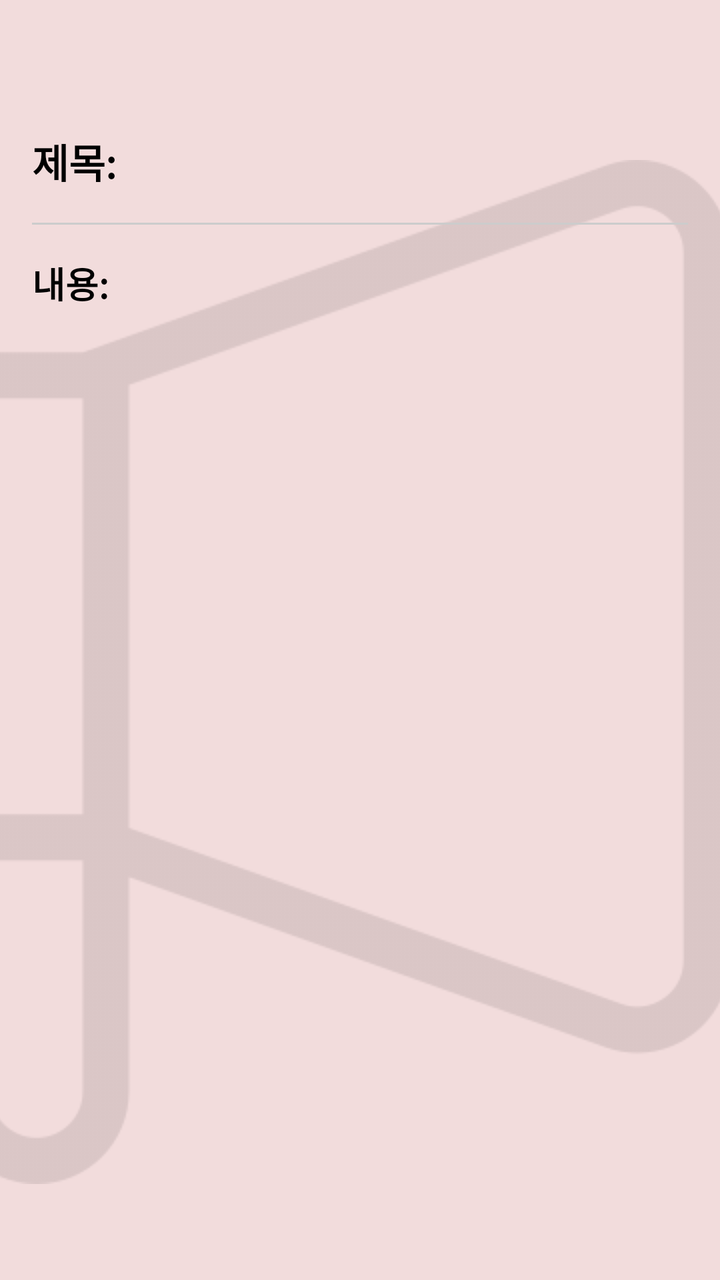
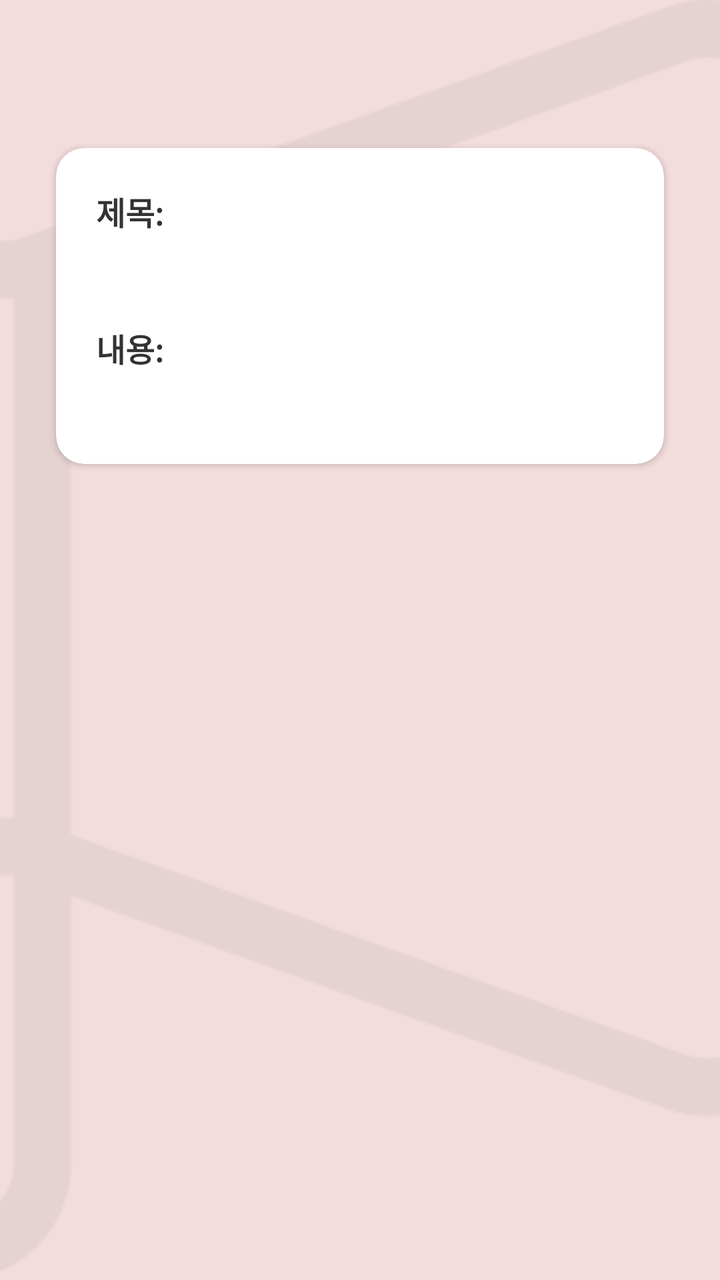

Compare the two renders of this Android layout. The source of the first and the diff that turns it into the second are given below.
<!-- AndroidManifest.xml: application theme Theme.DormApp -->
<!-- res/layout/fragment_notice_detail.xml -->
<?xml version="1.0" encoding="utf-8"?>
<FrameLayout xmlns:android="http://schemas.android.com/apk/res/android"
    android:layout_width="match_parent"
    android:layout_height="match_parent"
    android:background="#F2DCDC">

    <ImageView
        android:id="@+id/bgImage"
        android:layout_width="wrap_content"
        android:layout_height="wrap_content"
        android:src="@drawable/ic_notice"
        android:scaleType="centerCrop"
        android:layout_marginTop="80dp"
        android:alpha="0.1" />

    <ScrollView
        android:layout_width="match_parent"
        android:layout_height="match_parent"
        android:padding="16dp">

        <LinearLayout
            android:layout_width="match_parent"
            android:layout_height="wrap_content"
            android:orientation="vertical"
            android:layout_marginTop="50dp">

            <ImageView
                android:id="@+id/ivDetailImage"
                android:layout_width="match_parent"
                android:layout_height="200dp"
                android:scaleType="centerCrop"
                android:visibility="gone"
                android:layout_marginBottom="16dp" />

            <LinearLayout
                android:layout_width="match_parent"
                android:layout_height="wrap_content"
                android:orientation="horizontal"
                android:layout_marginBottom="16dp">

                <TextView
                    android:layout_width="wrap_content"
                    android:layout_height="wrap_content"
                    android:text="제목: "
                    android:textSize="20sp"
                    android:textStyle="bold"
                    android:textColor="@android:color/black"/>

                <TextView
                    android:id="@+id/tvDetailTitle"
                    android:layout_width="0dp"
                    android:layout_height="wrap_content"
                    android:layout_weight="1"
                    android:textSize="20sp"
                    android:textStyle="bold"
                    android:textColor="@android:color/black"/>
            </LinearLayout>

            <View
                android:layout_width="match_parent"
                android:layout_height="1dp"
                android:background="#CCCCCC"
                android:layout_marginBottom="16dp"/>

            <TextView
                android:layout_width="wrap_content"
                android:layout_height="wrap_content"
                android:text="내용:"
                android:textSize="18sp"
                android:textStyle="bold"
                android:textColor="@android:color/black"
                android:layout_marginBottom="8dp"/>

            <TextView
                android:id="@+id/tvDetailContent"
                android:layout_width="match_parent"
                android:layout_height="wrap_content"
                android:textSize="16sp"
                android:textColor="@android:color/black"/>

        </LinearLayout>
    </ScrollView>
</FrameLayout>
<!-- resources referenced by this layout -->
<resources>
  <!-- drawable ic_notice: png bitmap (drawable, 9850 bytes) -->
  <style name="Theme.DormApp" parent="Theme.AppCompat.Light.NoActionBar">
      </style>
</resources>

<!-- the commit's change to res/layout/fragment_notice_detail.xml (unified diff, before → after) -->
@@ -1,82 +1,118 @@
 <?xml version="1.0" encoding="utf-8"?>
 <FrameLayout xmlns:android="http://schemas.android.com/apk/res/android"
+    xmlns:app="http://schemas.android.com/apk/res-auto"
     android:layout_width="match_parent"
     android:layout_height="match_parent"
     android:background="#F2DCDC">
 
     <ImageView
         android:id="@+id/bgImage"
-        android:layout_width="wrap_content"
-        android:layout_height="wrap_content"
+        android:layout_width="match_parent"
+        android:layout_height="match_parent"
         android:src="@drawable/ic_notice"
         android:scaleType="centerCrop"
-        android:layout_marginTop="80dp"
-        android:alpha="0.1" />
+        android:alpha="0.05"
+        android:contentDescription="@string/bg_notice_desc" />
 
     <ScrollView
         android:layout_width="match_parent"
         android:layout_height="match_parent"
-        android:padding="16dp">
+        android:padding="24dp"
+        android:clipToPadding="false">
 
         <LinearLayout
             android:layout_width="match_parent"
             android:layout_height="wrap_content"
-            android:orientation="vertical"
-            android:layout_marginTop="50dp">
+            android:orientation="vertical">
 
-            <ImageView
-                android:id="@+id/ivDetailImage"
+            
+            <androidx.cardview.widget.CardView
                 android:layout_width="match_parent"
-                android:layout_height="200dp"
-                android:scaleType="centerCrop"
-                android:visibility="gone"
-                android:layout_marginBottom="16dp" />
+                android:layout_height="wrap_content"
+                android:layout_marginTop="50dp"
+                android:layout_marginBottom="24dp"
+                android:layout_marginHorizontal="4dp"
+                android:elevation="6dp"
+                app:cardCornerRadius="14dp"
+                app:cardBackgroundColor="@android:color/white">
 
+                <LinearLayout
+                    android:layout_width="match_parent"
+                    android:layout_height="wrap_content"
+                    android:orientation="vertical"
+                    android:padding="20dp">
+
+                    <TextView
+                        android:layout_width="wrap_content"
+                        android:layout_height="wrap_content"
+                        android:text="@string/title_label"
+                        android:textSize="16sp"
+                        android:textStyle="bold"
+                        android:textColor="#333333"
+                        android:layout_marginBottom="6dp" />
+
+                    <TextView
+                        android:id="@+id/tvDetailTitle"
+                        android:layout_width="match_parent"
+                        android:layout_height="wrap_content"
+                        android:textSize="20sp"
+                        android:textStyle="bold"
+                        android:textColor="#111111"
+                        android:layout_marginBottom="12dp" />
+
+                    <ImageView
+                        android:id="@+id/ivDetailImage"
+                        android:layout_width="match_parent"
+                        android:layout_height="200dp"
+                        android:scaleType="centerCrop"
+                        android:layout_marginBottom="16dp"
+                        android:visibility="gone"
+                        android:contentDescription="@string/iv_notice_image_desc" />
+
+                    <TextView
+                        android:layout_width="wrap_content"
+                        android:layout_height="wrap_content"
+                        android:text="@string/content_label"
+                        android:textSize="16sp"
+                        android:textStyle="bold"
+                        android:textColor="#333333"
+                        android:layout_marginBottom="6dp" />
+
+                    <TextView
+                        android:id="@+id/tvDetailContent"
+                        android:layout_width="match_parent"
+                        android:layout_height="wrap_content"
+                        android:textSize="15sp"
+                        android:textColor="#444444"
+                        android:lineSpacingExtra="6dp" />
+                </LinearLayout>
+            </androidx.cardview.widget.CardView>
+
+            
             <LinearLayout
                 android:layout_width="match_parent"
                 android:layout_height="wrap_content"
                 android:orientation="horizontal"
-                android:layout_marginBottom="16dp">
+                android:gravity="end"
+                android:layout_marginBottom="12dp">
 
-                <TextView
+                <Button
+                    android:id="@+id/btnEditNotice"
                     android:layout_width="wrap_content"
                     android:layout_height="wrap_content"
-                    android:text="제목: "
-                    android:textSize="20sp"
-                    android:textStyle="bold"
-                    android:textColor="@android:color/black"/>
+                    android:text="@string/edit_notice"
+                    android:visibility="gone"
+                    android:layout_marginEnd="8dp"
+                    style="@style/RoundedYellowButton" />
 
-                <TextView
-                    android:id="@+id/tvDetailTitle"
-                    android:layout_width="0dp"
+                <Button
+                    android:id="@+id/btnDeleteNotice"
+                    android:layout_width="wrap_content"
                     android:layout_height="wrap_content"
-                    android:layout_weight="1"
-                    android:textSize="20sp"
-                    android:textStyle="bold"
-                    android:textColor="@android:color/black"/>
+                    android:text="@string/delete_notice"
+                    android:visibility="gone"
+                    style="@style/RoundedRedButton" />
             </LinearLayout>
-
-            <View
-                android:layout_width="match_parent"
-                android:layout_height="1dp"
-                android:background="#CCCCCC"
-                android:layout_marginBottom="16dp"/>
-
-            <TextView
-                android:layout_width="wrap_content"
-                android:layout_height="wrap_content"
-                android:text="내용:"
-                android:textSize="18sp"
-                android:textStyle="bold"
-                android:textColor="@android:color/black"
-                android:layout_marginBottom="8dp"/>
-
-            <TextView
-                android:id="@+id/tvDetailContent"
-                android:layout_width="match_parent"
-                android:layout_height="wrap_content"
-                android:textSize="16sp"
-                android:textColor="@android:color/black"/>
 
         </LinearLayout>
     </ScrollView>
<!-- resource entries referenced after the edit -->
@@ -1,7 +1,43 @@
 <!-- resources referenced by this layout -->
 <resources>
   <!-- drawable ic_notice: png bitmap (drawable, 9850 bytes) -->
+  <string name="bg_notice_desc">공지 배경 이미지</string>
+  <string name="content_label">내용: </string>
+  <string name="delete_notice">공지 삭제</string>
+  <string name="edit_notice">공지 수정</string>
+  <string name="iv_notice_image_desc">공지 이미지</string>
+  <string name="title_label">제목: </string>
+  <style name="RoundedRedButton">
+          <item name="android:background">@drawable/rounded_red_button</item>
+          <item name="android:textColor">#FFFFFF</item>
+          <item name="android:paddingLeft">20dp</item>
+          <item name="android:paddingRight">20dp</item>
+          <item name="android:paddingTop">10dp</item>
+          <item name="android:paddingBottom">10dp</item>
+          <item name="android:textStyle">bold</item>
+          <item name="android:textSize">14sp</item>
+      </style>
+  <style name="RoundedYellowButton">
+          <item name="android:background">@drawable/rounded_yellow_button</item>
+          <item name="android:textColor">#FFFFFF</item>
+          <item name="android:paddingLeft">20dp</item>
+          <item name="android:paddingRight">20dp</item>
+          <item name="android:paddingTop">10dp</item>
+          <item name="android:paddingBottom">10dp</item>
+          <item name="android:textStyle">bold</item>
+          <item name="android:textSize">14sp</item>
+      </style>
   <style name="Theme.DormApp" parent="Theme.AppCompat.Light.NoActionBar">
       </style>
+  <!-- drawable rounded_red_button (drawable) -->
+  <shape xmlns:android="http://schemas.android.com/apk/res/android" android:shape="rectangle">
+      <solid android:color="#F44336"/>
+      <corners android:radius="30dp"/>
+  </shape>
+  <!-- drawable rounded_yellow_button (drawable) -->
+  <shape xmlns:android="http://schemas.android.com/apk/res/android" android:shape="rectangle">
+      <solid android:color="#FFBB33"/>
+      <corners android:radius="30dp"/>
+  </shape>
 </resources>
 
